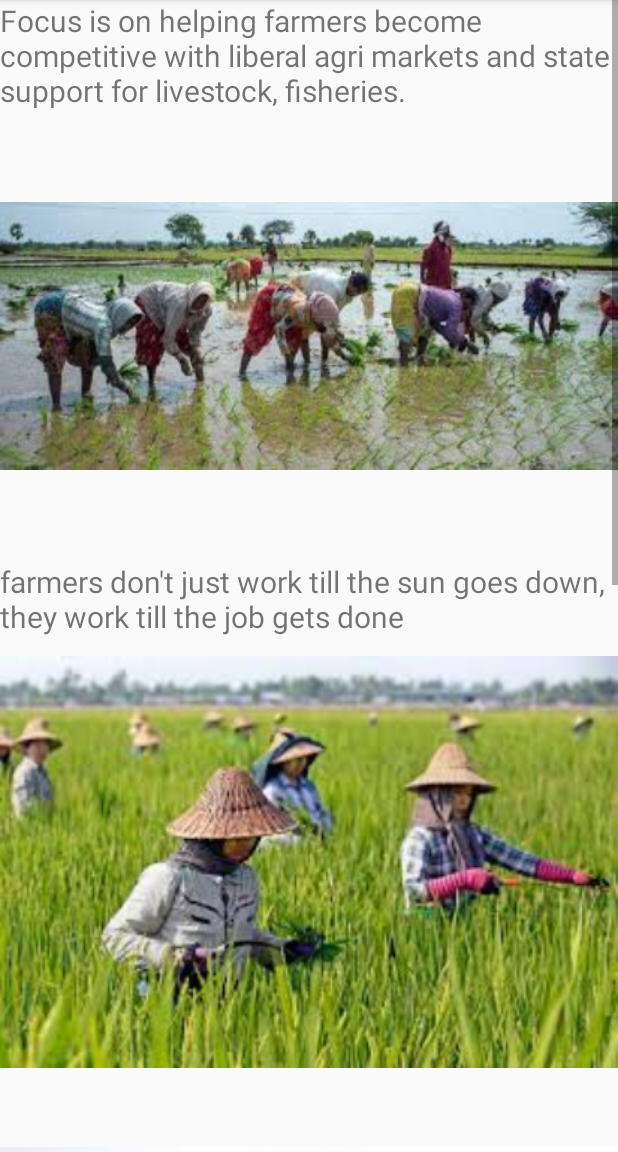
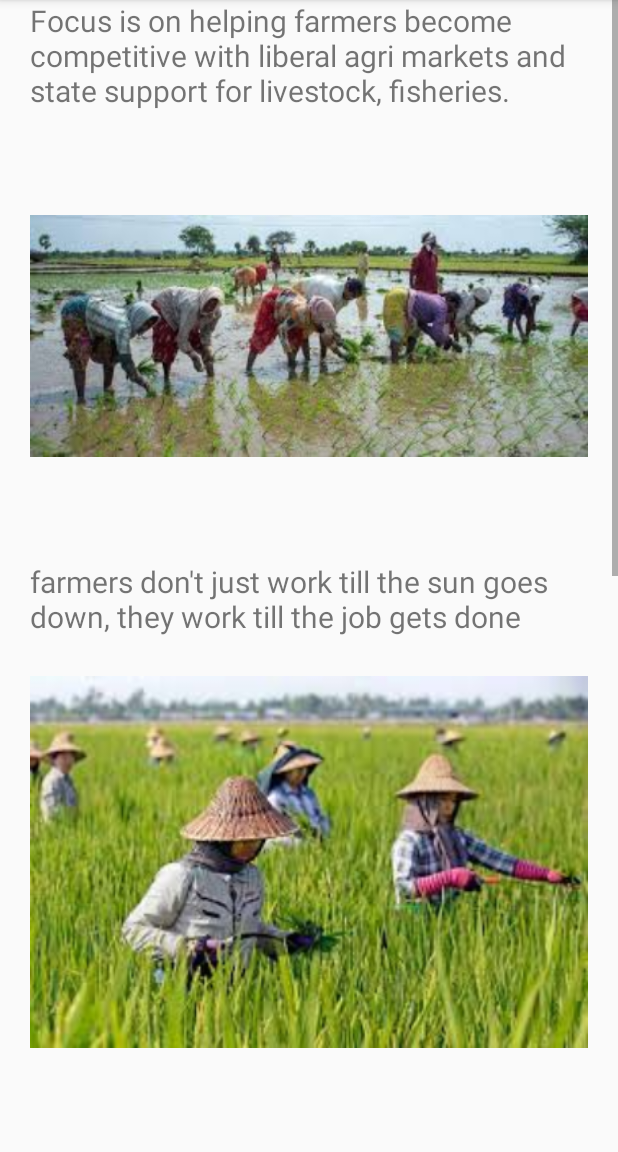
Before and after one commit to jsuyash1514/Productathon, an Android app: the FeedFragment screen opened through its navigation route, on a phone screen of 412 x 824 dp, the part 84-1236 px from its top. Run offline under Robolectric (Android 15) with nearby library versions, the light colour scheme and no system bars; our stand-ins replace Firebase (no records; nobody signed in at launch, a user with empty details on screens opened directly); Roboto replaces fonts that are not available here; 2 statements that could not run were skipped.

Commit message:
minor changes

```diff
--- a/app/src/main/java/com/example/android/gharkikheti/FeedFragment.java
+++ b/app/src/main/java/com/example/android/gharkikheti/FeedFragment.java
@@ -41,7 +41,6 @@ public class FeedFragment extends Fragment {
     private NavController navController;
 
     private FloatingActionButton floatingActionButton;
-    private NavController navController;
     private FeedAdapter adapter;
 
     @Override
@@ -58,27 +57,27 @@ public class FeedFragment extends Fragment {
         floatingActionButton = view.findViewById(R.id.fab);
         navController = Navigation.findNavController(getActivity(), R.id.my_nav_host_fragment);
 
-        RecyclerView recyclerView = view.findViewById(R.id.feed_recycler_view);
-
-        DatabaseReference rootRef = FirebaseDatabase.getInstance().getReference();
-        Query query = rootRef.child("feeds");
-
-        Log.i("abc", query.toString());
-        FirebaseRecyclerOptions<Feed> firebaseRecyclerOptions = new FirebaseRecyclerOptions.Builder<Feed>()
-                .setQuery(query, Feed.class)
-                .build();
-
-        recyclerView.setLayoutManager(new LinearLayoutManager(getActivity()));
-        adapter = new FeedAdapter(firebaseRecyclerOptions);
-        recyclerView.setAdapter(adapter);
+//       // RecyclerView recyclerView = view.findViewById(R.id.feed_recycler_view);
+//
+//        DatabaseReference rootRef = FirebaseDatabase.getInstance().getReference();
+//        Query query = rootRef.child("feeds");
+//
+//        Log.i("abc", query.toString());
+//        FirebaseRecyclerOptions<Feed> firebaseRecyclerOptions = new FirebaseRecyclerOptions.Builder<Feed>()
+//                .setQuery(query, Feed.class)
+//                .build();
+//
+//        recyclerView.setLayoutManager(new LinearLayoutManager(getActivity()));
+//        adapter = new FeedAdapter(firebaseRecyclerOptions);
+//        recyclerView.setAdapter(adapter);
 
 
-        floatingActionButton.setOnClickListener(new View.OnClickListener() {
-            @Override
-            public void onClick(View v) {
-                navController.navigate(R.id.action_feedFragment_to_newFeedFragment);
-            }
-        });
+//        floatingActionButton.setOnClickListener(new View.OnClickListener() {
+//            @Override
+//            public void onClick(View v) {
+//                navController.navigate(R.id.action_feedFragment_to_newFeedFragment);
+//            }
+//        });
     }
 
 
--- a/app/src/main/res/layout/fragment_feed.xml
+++ b/app/src/main/res/layout/fragment_feed.xml
@@ -5,6 +5,8 @@
     android:layout_height="match_parent"
     tools:context=".FeedFragment">
 <LinearLayout
+    android:layout_marginLeft="20dp"
+    android:layout_marginRight="20dp"
     android:layout_width="match_parent"
     android:layout_height="match_parent"
     android:orientation="vertical">
@@ -50,6 +52,7 @@
 
     <com.google.android.material.floatingactionbutton.FloatingActionButton
         android:id="@+id/fab"
+        android:clickable="false"
         android:src="@drawable/add_icon"
         android:layout_width="wrap_content"
         android:layout_height="wrap_content"
--- a/app/src/main/res/layout/fragment_profile.xml
+++ b/app/src/main/res/layout/fragment_profile.xml
@@ -66,7 +66,7 @@
         android:id="@+id/profile_crops_view_recycler"
         android:layout_width="match_parent"
         android:layout_height="wrap_content"
-        android:background="#22AD24"></androidx.recyclerview.widget.RecyclerView>
+        android:background="#EBE6BA"></androidx.recyclerview.widget.RecyclerView>
     <LinearLayout
         android:layout_width="match_parent"
         android:layout_height="wrap_content"
```
